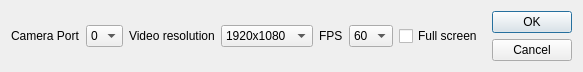
This is startupdialog.ui in JustasBart/DigitalInspectionAndMeasurement as Qt 5 draws it before an edit. The edited form follows.
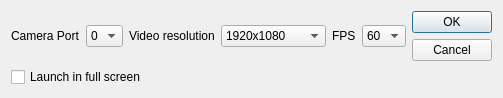
This is the edited form.

Commit message: Updated both UI's

```diff
--- a/startupdialog.ui
+++ b/startupdialog.ui
@@ -6,14 +6,14 @@
    <rect>
     <x>0</x>
     <y>0</y>
-    <width>583</width>
-    <height>70</height>
+    <width>503</width>
+    <height>97</height>
    </rect>
   </property>
   <property name="windowTitle">
    <string>Dialog</string>
   </property>
-  <layout class="QHBoxLayout" name="horizontalLayout_2">
+  <layout class="QVBoxLayout" name="verticalLayout_2">
    <item>
     <layout class="QHBoxLayout" name="horizontalLayout">
      <item>
@@ -133,23 +133,27 @@
       </widget>
      </item>
      <item>
-      <widget class="QCheckBox" name="fullScreencheckBox">
-       <property name="text">
-        <string>Full screen</string>
+      <widget class="QDialogButtonBox" name="buttonBox">
+       <property name="orientation">
+        <enum>Qt::Vertical</enum>
+       </property>
+       <property name="standardButtons">
+        <set>QDialogButtonBox::Cancel|QDialogButtonBox::Ok</set>
        </property>
       </widget>
      </item>
     </layout>
    </item>
    <item>
-    <widget class="QDialogButtonBox" name="buttonBox">
-     <property name="orientation">
-      <enum>Qt::Vertical</enum>
-     </property>
-     <property name="standardButtons">
-      <set>QDialogButtonBox::Cancel|QDialogButtonBox::Ok</set>
-     </property>
-    </widget>
+    <layout class="QHBoxLayout" name="horizontalLayout_2">
+     <item>
+      <widget class="QCheckBox" name="fullScreenCheckBox">
+       <property name="text">
+        <string>Launch in full screen</string>
+       </property>
+      </widget>
+     </item>
+    </layout>
    </item>
   </layout>
  </widget>
```
The commit also changes 6 other files.
